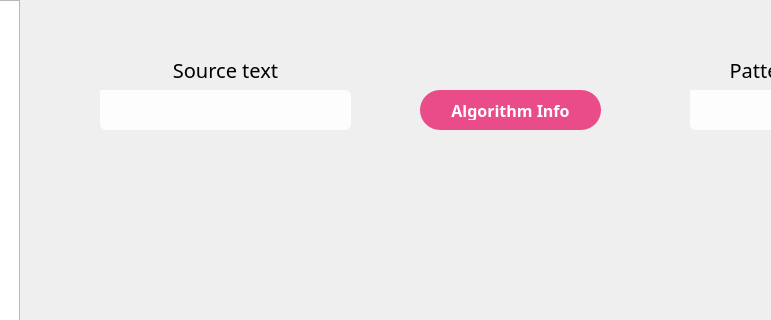
Old version of the form MainWindow/Window/Resources/mainwindow.ui in the repository lipimat/StringSearchVisualizer; both pictures show x 280 to 1051 and y 0 to 320 of the 1280 by 768 pixel window.
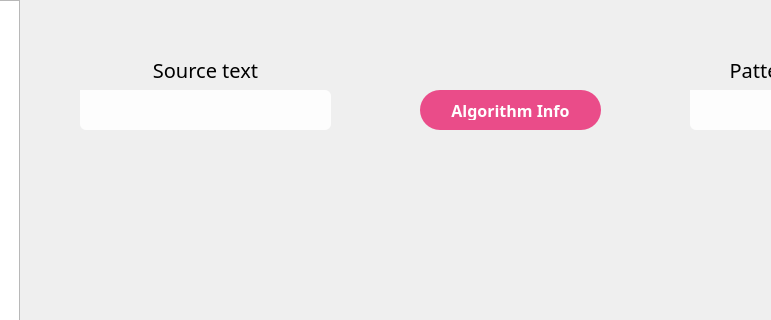
New version of the form.

Commit message: Add steps executor test for boyer moore

```diff
--- a/MainWindow/Window/Resources/mainwindow.ui
+++ b/MainWindow/Window/Resources/mainwindow.ui
@@ -105,7 +105,7 @@
    <widget class="QLabel" name="SourceLabel">
     <property name="geometry">
      <rect>
-      <x>380</x>
+      <x>360</x>
       <y>50</y>
       <width>251</width>
       <height>40</height>
@@ -214,7 +214,7 @@
    <widget class="QLineEdit" name="SourceLineEdit">
     <property name="geometry">
      <rect>
-      <x>380</x>
+      <x>360</x>
       <y>90</y>
       <width>251</width>
       <height>40</height>
@@ -462,9 +462,9 @@
    <widget class="QLabel" name="AlphabetLabel">
     <property name="geometry">
      <rect>
-      <x>630</x>
+      <x>610</x>
       <y>-1</y>
-      <width>341</width>
+      <width>361</width>
       <height>51</height>
      </rect>
     </property>
```
The commit also changes 2 other files.
